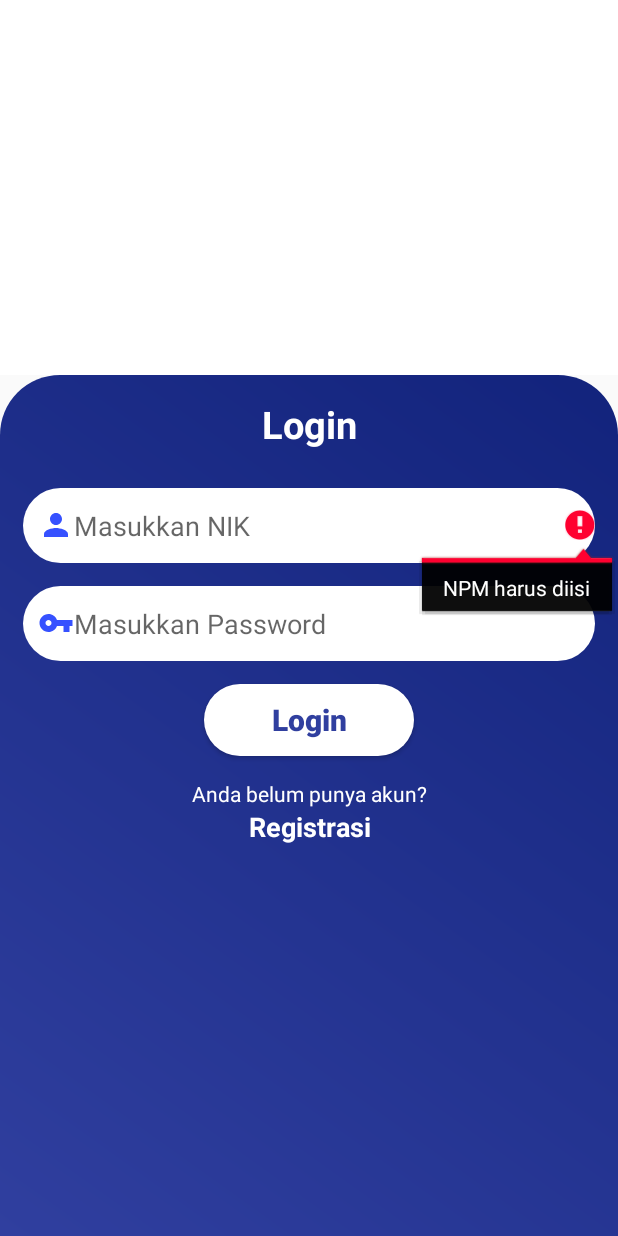
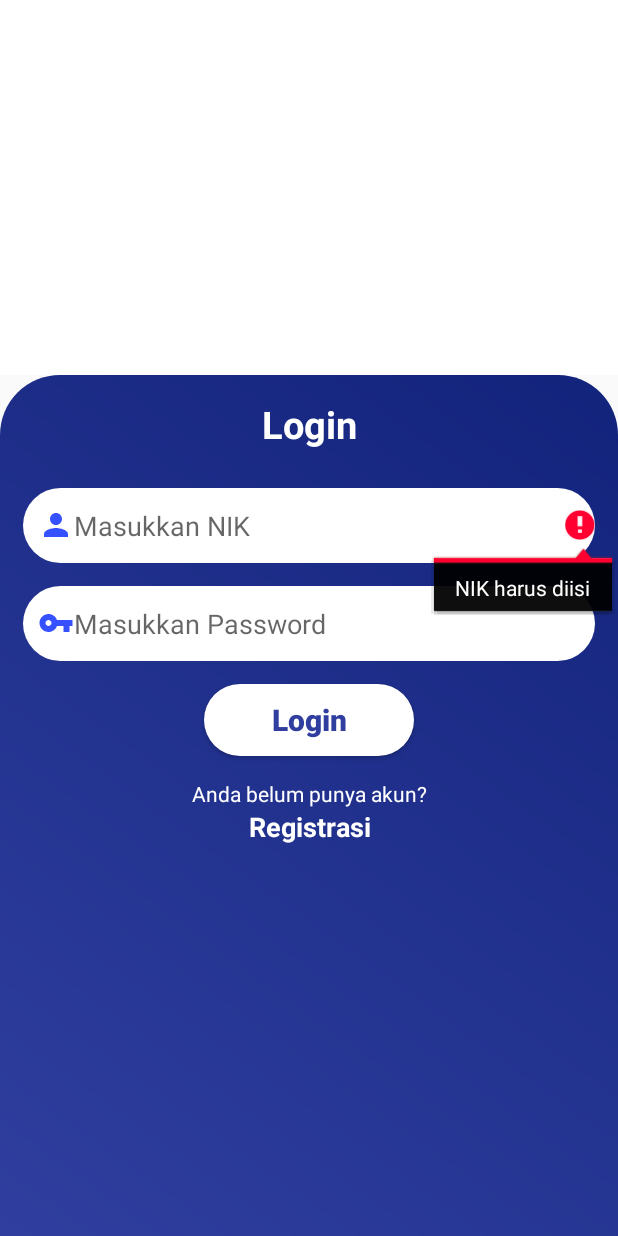
Before and after one commit to hafidzaanin/Skripsi, an Android app: the LoginActivity screen opened directly, with no data from a screen before it, after a tap on "Login", on a phone screen of 412 x 824 dp. Run offline under Robolectric (Android 15) with nearby library versions, the phone set to English and light mode, and no system bars; 1 statement that could not run was skipped.

Commit message:
versi kesembilan

```diff
--- a/app/src/main/java/com/hafidza/trashme/activities/LoginActivity.java
+++ b/app/src/main/java/com/hafidza/trashme/activities/LoginActivity.java
@@ -65,7 +65,7 @@ public class LoginActivity extends AppCompatActivity implements View.OnClickList
             String password_text = password.getText().toString().trim();
 
             if (TextUtils.isEmpty(nik_text)){
-                nik.setError("NPM harus diisi");
+                nik.setError("NIK harus diisi");
             }else if (TextUtils.isEmpty(password_text)){
                 password.setError("Password harus diisi");
             }else {
@@ -95,7 +95,7 @@ public class LoginActivity extends AppCompatActivity implements View.OnClickList
                 progressDialog.dismiss();
                 if (!response.body().getError()) {
                     finish();
-                    SharedPrefManager.getInstance(getApplicationContext()).userLogin(response.body().getUser());
+//                    SharedPrefManager.getInstance(getApplicationContext()).userLogin(response.body().getUser());
                     startActivity(new Intent(getApplicationContext(), HomeActivity.class));
                 } else {
                     Toast.makeText(getApplicationContext(), "NIK atau Password anda salah", Toast.LENGTH_LONG).show();
--- a/app/src/main/java/com/hafidza/trashme/activities/RegistrasiActivity.java
+++ b/app/src/main/java/com/hafidza/trashme/activities/RegistrasiActivity.java
@@ -102,10 +102,10 @@ public class RegistrasiActivity extends AppCompatActivity implements View.OnClic
                 user.getNik(),
                 user.getNama_pelanggan(),
                 user.getNo_telp(),
-                user.getJenis_pelanggan(),
+                user.getId_jenisPelanggan(),
+                user.getId_jalur(),
                 user.getKelurahan(),
                 user.getKecamatan(),
-                user.getNama_jalan_rt_rw(),
                 user.getPassword()
         );
 
```
